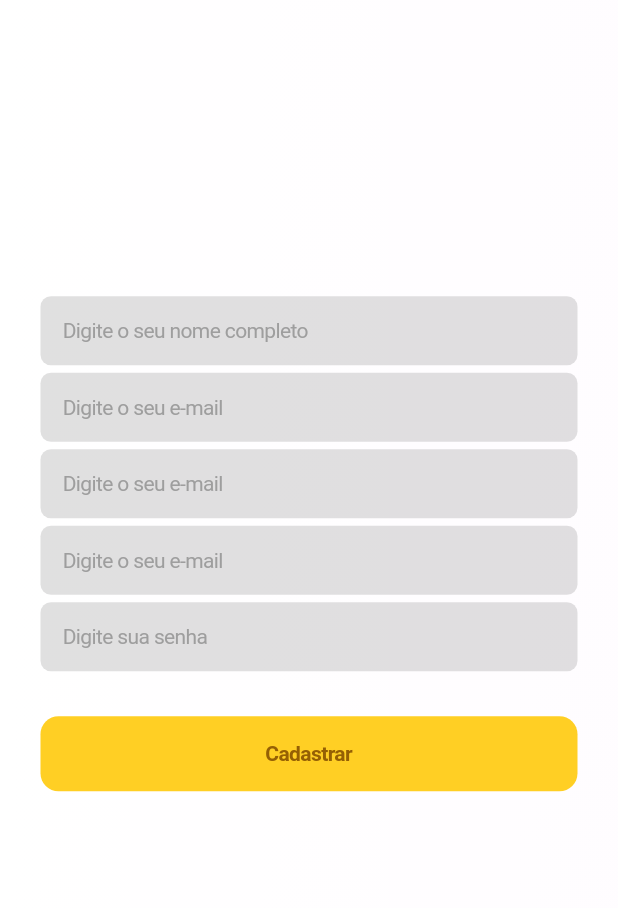
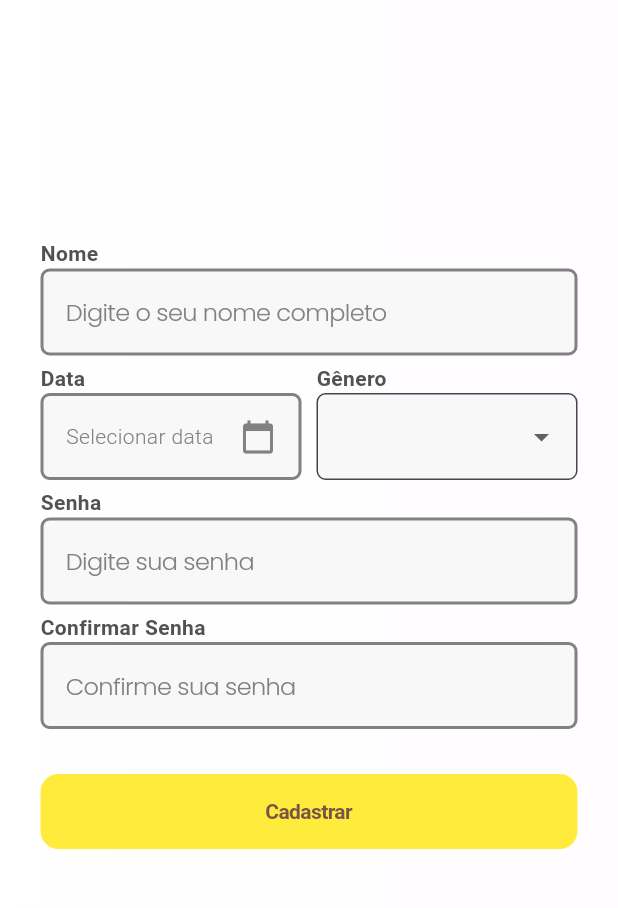
Before and after one commit to EduardoLott/opa_mobile, a Flutter app: the RegisterPage screen opened directly, on a phone screen of 412 x 824 dp, the part 69-977 px from its top. Run offline on Flutter 3.47's test engine with Material 3 defaults, Android fonts, the phone set to English and light mode, and no system bars; our stand-ins replace google_fonts.

Commit message:
feat: Adiciona novo layout da tela de registro

```diff
--- a/lib/register_page.dart
+++ b/lib/register_page.dart
@@ -1,5 +1,6 @@
 import 'package:flutter/cupertino.dart';
 import 'package:flutter/material.dart';
+import 'package:google_fonts/google_fonts.dart';
 import 'colors.dart';
 
 class RegisterPage extends StatelessWidget {
@@ -32,83 +33,56 @@ class RegisterPage extends StatelessWidget {
         child: Column(
           mainAxisAlignment: MainAxisAlignment.center,
           children: [
-            const CupertinoTextField(
-              cursorColor: yellowOpa,
-              padding: EdgeInsets.all(15),
-              placeholder: "Digite o seu nome completo",
-              placeholderStyle: TextStyle(color: Colors.grey, fontSize: 14),
-              style: TextStyle(color: Colors.white, fontSize: 14),
-              decoration: BoxDecoration(
-                  color: Colors.black12,
-                  borderRadius: BorderRadius.all(
-                    Radius.circular(7),
-                  )),
+            _buildTextFieldWithLabel(
+              context,
+              labelText: 'Nome',
+              placeholder: 'Digite o seu nome completo',
             ),
             const SizedBox(height: 5),
-            const CupertinoTextField(
-              cursorColor: yellowOpa,
-              padding: EdgeInsets.all(15),
-              placeholder: "Digite o seu e-mail",
-              placeholderStyle: TextStyle(color: Colors.grey, fontSize: 14),
-              style: TextStyle(color: Colors.white, fontSize: 14),
-              decoration: BoxDecoration(
-                  color: Colors.black12,
-                  borderRadius: BorderRadius.all(
-                    Radius.circular(7),
-                  )),
+            Row(
+              children: [
+                Expanded(
+                  child: _buildDateInputWithLabel(
+                    context,
+                    labelText: 'Data',
+                  ),
+                ),
+                const SizedBox(width: 10),
+                Expanded(
+                  child: _buildGenderDropdownWithLabel(
+                    context,
+                    labelText: 'Gênero',
+                  ),
+                ),
+              ],
             ),
             const SizedBox(height: 5),
-            const CupertinoTextField(
-              cursorColor: yellowOpa,
-              padding: EdgeInsets.all(15),
-              placeholder: "Digite o seu e-mail",
-              placeholderStyle: TextStyle(color: Colors.grey, fontSize: 14),
-              style: TextStyle(color: Colors.white, fontSize: 14),
-              decoration: BoxDecoration(
-                  color: Colors.black12,
-                  borderRadius: BorderRadius.all(
-                    Radius.circular(7),
-                  )),
+            _buildTextFieldWithLabel(
+              context,
+              labelText: 'Senha',
+              placeholder: 'Digite sua senha',
+              obscureText: true,
             ),
             const SizedBox(height: 5),
-            const CupertinoTextField(
-              cursorColor: yellowOpa,
-              padding: EdgeInsets.all(15),
-              placeholder: "Digite o seu e-mail",
-              placeholderStyle: TextStyle(color: Colors.grey, fontSize: 14),
-              style: TextStyle(color: Colors.white, fontSize: 14),
-              decoration: BoxDecoration(
-                  color: Colors.black12,
-                  borderRadius: BorderRadius.all(
-                    Radius.circular(7),
-                  )),
-            ),
-            const SizedBox(height: 5),
-            const CupertinoTextField(
-              padding: EdgeInsets.all(15),
-              cursorColor: yellowOpa,
-              placeholder: "Digite sua senha",
+            _buildTextFieldWithLabel(
+              context,
+              labelText: 'Confirmar Senha',
+              placeholder: 'Confirme sua senha',
               obscureText: true,
-              placeholderStyle: TextStyle(color: Colors.grey, fontSize: 14),
-              style: TextStyle(color: Colors.white, fontSize: 14),
-              decoration: BoxDecoration(
-                  color: Colors.black12,
-                  borderRadius: BorderRadius.all(
-                    Radius.circular(7),
-                  )),
             ),
             const SizedBox(height: 30),
             SizedBox(
               width: double.infinity,
               child: CupertinoButton(
                 padding: const EdgeInsets.all(17),
-                color: yellowOpa,
+                color: Colors.yellow,
                 child: const Text(
-                  "Cadastrar",
+                  'Cadastrar',
                   style: TextStyle(
-                      color: brownOpa,
-                      fontSize: 14,
-                      fontWeight: FontWeight.w600),
+                    color: Colors.brown,
+                    fontSize: 14,
+                    fontWeight: FontWeight.w600,
+                  ),
                 ),
                 onPressed: () {},
               ),
@@ -119,4 +93,139 @@ class RegisterPage extends StatelessWidget {
       ),
     );
   }
+
+  Widget _buildTextFieldWithLabel(BuildContext context,
+      {required String labelText,
+      required String placeholder,
+      bool obscureText = false}) {
+    return Column(
+      crossAxisAlignment: CrossAxisAlignment.start,
+      children: [
+        Text(
+          labelText,
+          style: const TextStyle(
+            color: Color(0xFF525252),
+            fontSize: 14,
+            fontWeight: FontWeight.bold,
+          ),
+        ),
+        CupertinoTextField(
+          padding: const EdgeInsets.all(15),
+          cursorColor: Colors.yellow,
+          placeholder: placeholder,
+          obscureText: obscureText,
+          placeholderStyle:
+              const TextStyle(color: Color(0xFF818181), fontSize: 16),
+          style: GoogleFonts.poppins(
+            textStyle: const TextStyle(
+                color: Color(0xFF818181),
+                fontSize: 16,
+                fontWeight: FontWeight.w300),
+          ),
+          decoration: BoxDecoration(
+            border: Border.all(color: const Color(0xFF818181), width: 2.0),
+            color: const Color(0xFFF8F8F8),
+            borderRadius: const BorderRadius.all(
+              Radius.circular(6),
+            ),
+          ),
+        ),
+      ],
+    );
+  }
+
+  Widget _buildDateInputWithLabel(BuildContext context,
+      {required String labelText}) {
+    return Column(
+      crossAxisAlignment: CrossAxisAlignment.start,
+      children: [
+        Text(
+          labelText,
+          style: const TextStyle(
+            color: Color(0xFF525252),
+            fontSize: 14,
+            fontWeight: FontWeight.bold,
+          ),
+        ),
+        GestureDetector(
+          onTap: () {
+            // Implementar a lógica do DatePicker
+          },
+          child: Container(
+            padding: const EdgeInsets.all(15),
+            decoration: BoxDecoration(
+              border: Border.all(color: const Color(0xFF818181), width: 2.0),
+              color: const Color(0xFFF8F8F8),
+              borderRadius: const BorderRadius.all(
+                Radius.circular(6),
+              ),
+            ),
+            child: Row(
+              mainAxisAlignment: MainAxisAlignment.spaceBetween,
+              children: [
+                Text(
+                  'Selecionar data',
+                  style: const TextStyle(
+                    color: Color(0xFF818181),
+                    fontSize: 14,
+                    fontWeight: FontWeight.w300,
+                  ),
+                ),
+                Icon(
+                  Icons.calendar_today,
+                  color: Color(0xFF818181),
+                ),
+              ],
+            ),
+          ),
+        ),
+      ],
+    );
+  }
+
+  Widget _buildGenderDropdownWithLabel(BuildContext context,
+      {required String labelText}) {
+    return Column(
+      crossAxisAlignment: CrossAxisAlignment.start,
+      children: [
+        Text(
+          labelText,
+          style: const TextStyle(
+            color: Color(0xFF525252),
+            fontSize: 14,
+            fontWeight: FontWeight.bold,
+          ),
+        ),
+        DropdownButtonFormField<String>(
+          decoration: InputDecoration(
+            contentPadding:
+                const EdgeInsets.symmetric(horizontal: 15, vertical: 17),
+            border: OutlineInputBorder(
+              borderRadius: BorderRadius.circular(6),
+              borderSide:
+                  BorderSide(color: const Color(0xFF818181), width: 2.0),
+            ),
+            fillColor: const Color(0xFFF8F8F8),
+            filled: true,
+          ),
+          items: ['Masculino', 'Feminino', 'Outro']
+              .map((gender) => DropdownMenuItem<String>(
+                    value: gender,
+                    child: Text(
+                      gender,
+                      style: const TextStyle(
+                        color: Color(0xFF818181),
+                        fontSize: 16,
+                        fontWeight: FontWeight.w300,
+                      ),
+                    ),
+                  ))
+              .toList(),
+          onChanged: (String? value) {
+            // Implementar a lógica de seleção do gênero
+          },
+        ),
+      ],
+    );
+  }
 }
```
